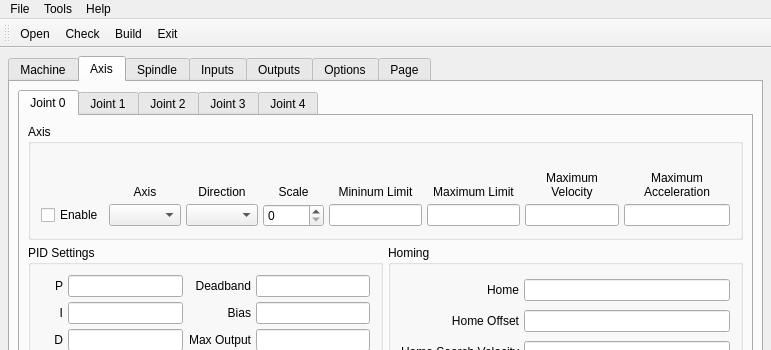
Old version of the form 7i96.ui in the repository snelweg/7i96; both pictures show x 0 to 771 and y 0 to 350 of the 771 by 646 pixel window.
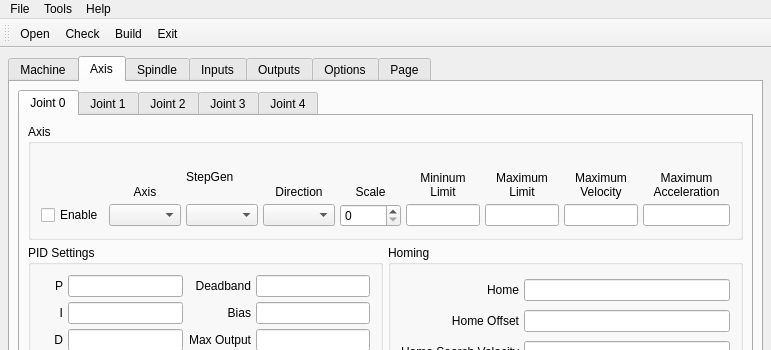
New version of the form. The open tabs and pages were chosen to show the change.

```diff
--- a/7i96.ui
+++ b/7i96.ui
@@ -244,6 +244,12 @@
        <layout class="QVBoxLayout" name="verticalLayout_2">
         <item>
          <widget class="QTabWidget" name="tabWidget_2">
+          <property name="sizePolicy">
+           <sizepolicy hsizetype="Expanding" vsizetype="Expanding">
+            <horstretch>0</horstretch>
+            <verstretch>0</verstretch>
+           </sizepolicy>
+          </property>
           <property name="tabPosition">
            <enum>QTabWidget::North</enum>
           </property>
@@ -256,7 +262,16 @@
            </attribute>
            <layout class="QGridLayout" name="gridLayout_2">
             <item row="0" column="0" colspan="2">
-             <widget class="QGroupBox" name="groupBox">
+             <widget class="QGroupBox" name="jointAxisGroup_0">
+              <property name="enabled">
+               <bool>true</bool>
+              </property>
+              <property name="sizePolicy">
+               <sizepolicy hsizetype="Preferred" vsizetype="Preferred">
+                <horstretch>0</horstretch>
+                <verstretch>0</verstretch>
+               </sizepolicy>
+              </property>
               <property name="title">
                <string>Axis</string>
               </property>
@@ -279,7 +294,7 @@
                <item row="1" column="1">
                 <widget class="QComboBox" name="axis_0"/>
                </item>
-               <item row="0" column="4">
+               <item row="0" column="5">
                 <widget class="QLabel" name="label_62">
                  <property name="text">
                   <string>Mininum Limit</string>
@@ -309,14 +324,14 @@
                  </property>
                 </widget>
                </item>
-               <item row="1" column="3">
+               <item row="1" column="4">
                 <widget class="QSpinBox" name="scale_0">
                  <property name="maximum">
                   <number>25000</number>
                  </property>
                 </widget>
                </item>
-               <item row="0" column="2">
+               <item row="0" column="3">
                 <widget class="QLabel" name="label_46">
                  <property name="text">
                   <string>Direction</string>
@@ -326,24 +341,24 @@
                  </property>
                 </widget>
                </item>
-               <item row="1" column="2">
+               <item row="1" column="3">
                 <widget class="QComboBox" name="stepDir_0"/>
                </item>
-               <item row="1" column="4">
+               <item row="1" column="5">
                 <widget class="QLineEdit" name="minLimit_0">
                  <property name="alignment">
                   <set>Qt::AlignRight|Qt::AlignTrailing|Qt::AlignVCenter</set>
                  </property>
                 </widget>
                </item>
-               <item row="1" column="5">
+               <item row="1" column="6">
                 <widget class="QLineEdit" name="maxLimit_0">
                  <property name="alignment">
                   <set>Qt::AlignRight|Qt::AlignTrailing|Qt::AlignVCenter</set>
                  </property>
                 </widget>
                </item>
-               <item row="0" column="5">
+               <item row="0" column="6">
                 <widget class="QLabel" name="label_67">
                  <property name="text">
                   <string>Maximum Limit</string>
@@ -359,7 +374,7 @@
                  </property>
                 </widget>
                </item>
-               <item row="0" column="6">
+               <item row="0" column="7">
                 <widget class="QLabel" name="label_72">
                  <property name="text">
                   <string>Maximum Velocity</string>
@@ -372,7 +387,14 @@
                  </property>
                 </widget>
                </item>
-               <item row="0" column="3">
+               <item row="1" column="7">
+                <widget class="QLineEdit" name="maxVelocity_0">
+                 <property name="alignment">
+                  <set>Qt::AlignRight|Qt::AlignTrailing|Qt::AlignVCenter</set>
+                 </property>
+                </widget>
+               </item>
+               <item row="0" column="4">
                 <widget class="QLabel" name="label_45">
                  <property name="text">
                   <string>Scale</string>
@@ -382,7 +404,7 @@
                  </property>
                 </widget>
                </item>
-               <item row="0" column="7">
+               <item row="0" column="8">
                 <widget class="QLabel" name="label_73">
                  <property name="text">
                   <string>Maximum Acceleration</string>
@@ -395,20 +417,23 @@
                  </property>
                 </widget>
                </item>
-               <item row="1" column="6">
-                <widget class="QLineEdit" name="maxVelocity_0">
-                 <property name="alignment">
-                  <set>Qt::AlignRight|Qt::AlignTrailing|Qt::AlignVCenter</set>
-                 </property>
-                </widget>
-               </item>
-               <item row="1" column="7">
+               <item row="1" column="8">
                 <widget class="QLineEdit" name="maxAccel_0">
                  <property name="alignment">
                   <set>Qt::AlignRight|Qt::AlignTrailing|Qt::AlignVCenter</set>
                  </property>
                 </widget>
                </item>
+               <item row="1" column="2">
+                <widget class="QComboBox" name="stepgen_0"/>
+               </item>
+               <item row="0" column="2">
+                <widget class="QLabel" name="label_4">
+                 <property name="text">
+                  <string>StepGen</string>
+                 </property>
+                </widget>
+               </item>
               </layout>
              </widget>
             </item>
```
Left out of the diff: 377 changed lines with no effect on the pictures.
